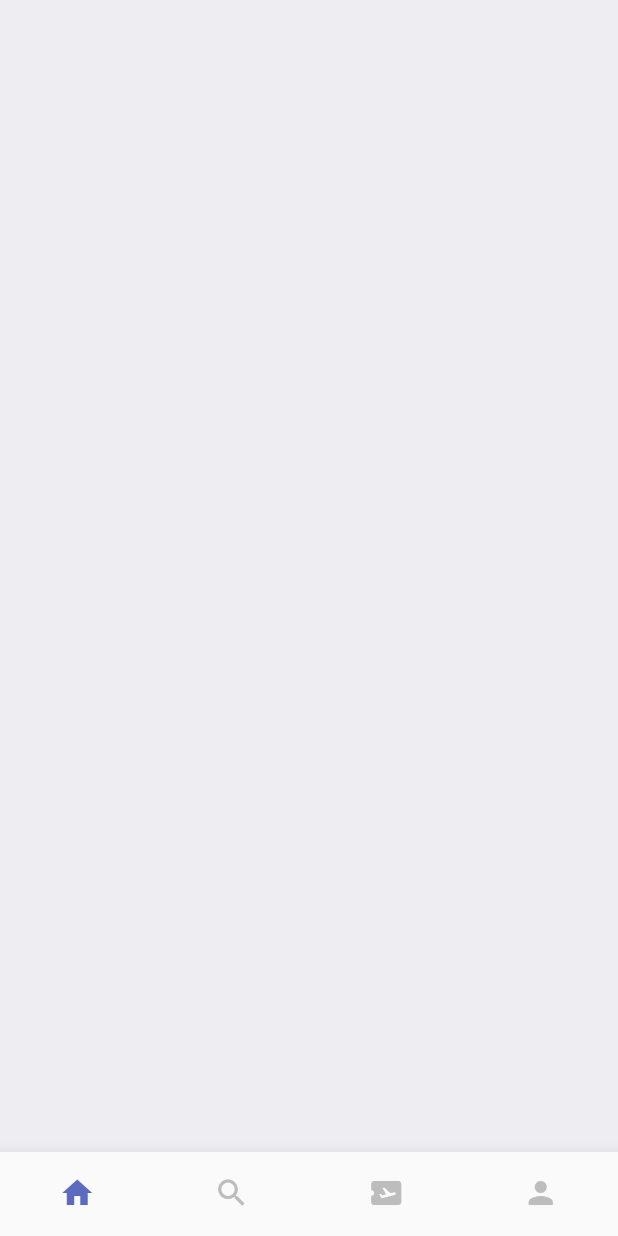
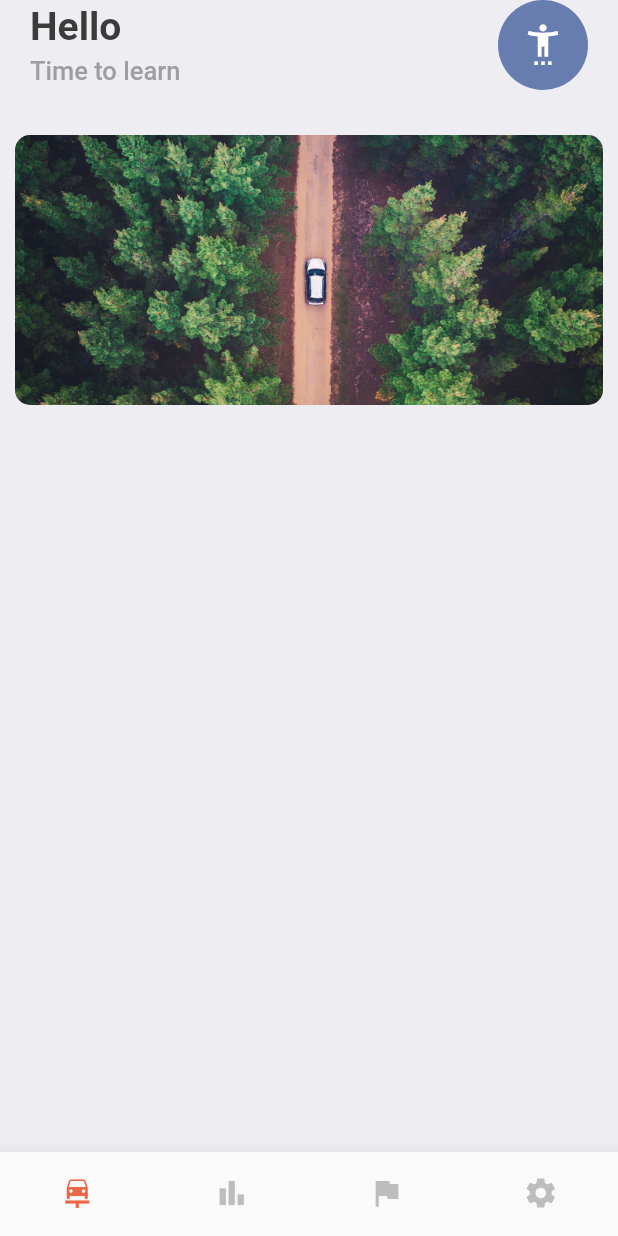
Before and after one commit to carlaastrain/driverspain, a Flutter app: the screen it shows after launch, on a phone screen of 412 x 824 dp. Run offline on Flutter 3.47's test engine with Material 2 defaults, Android fonts, the phone set to English and light mode, and no system bars; our stand-ins replace cloud_firestore, gap, get; accounts and stored records are empty.

Commit message:
adding header title, header image, changing colors and icons

```diff
--- a/lib/interfaces/license_test.dart
+++ b/lib/interfaces/license_test.dart
@@ -1,4 +1,5 @@
 class LicenseTest {
+  final String id;
   final int testId;
   final int questionsId;
   final String question;
@@ -8,6 +9,7 @@ class LicenseTest {
   final String imagen;
 
   LicenseTest({
+    required this.id,
     required this.testId,
     required this.questionsId,
     required this.question,
@@ -22,6 +24,7 @@ class LicenseTest {
     required Map<String, dynamic> map,
   }) {
     return LicenseTest(
+      id: id,
       testId: map['testId'],
       questionsId: map['questionsId'],
       question: map['question'],
--- a/lib/screens/bottom_bar.dart
+++ b/lib/screens/bottom_bar.dart
@@ -1,5 +1,6 @@
 import 'package:driver_spain_app/screens/home_screen.dart';
 import 'package:flutter/material.dart';
+import '../utils/app_styles.dart';
 import 'stats_screen.dart';
 import 'challenge_screen.dart';
 import 'settings_screen.dart';
@@ -40,25 +41,25 @@ class _BottomBarState extends State<BottomBar> {
         elevation: 10.0,
         showSelectedLabels: false,
         showUnselectedLabels: false,
-        selectedItemColor: Colors.indigo[400],
+        selectedItemColor: Styles.orangeDark,
         unselectedItemColor: Colors.grey[400],
         type: BottomNavigationBarType.fixed,
         items: const [
           BottomNavigationBarItem(
-            icon: Icon(Icons.home),
+            icon: Icon(Icons.car_repair),
             label: 'Home',
           ),
           BottomNavigationBarItem(
-            icon: Icon(Icons.search),
-            label: 'Search',
+            icon: Icon(Icons.bar_chart),
+            label: 'Stats',
           ),
           BottomNavigationBarItem(
-            icon: Icon(Icons.airplane_ticket),
-            label: 'Ticket',
+            icon: Icon(Icons.flag),
+            label: 'Challenge',
           ),
           BottomNavigationBarItem(
-            icon: Icon(Icons.person),
-            label: 'Profile',
+            icon: Icon(Icons.settings),
+            label: 'Settings',
           ),
         ],
       ),
--- a/lib/screens/home_screen.dart
+++ b/lib/screens/home_screen.dart
@@ -1,4 +1,7 @@
+import 'package:driver_spain_app/widgets/header_home.dart';
+import 'package:driver_spain_app/widgets/header_image.dart';
 import 'package:flutter/material.dart';
+import 'package:gap/gap.dart';
 
 import '../utils/app_styles.dart';
 
@@ -9,7 +12,9 @@ class MyHomeScreen extends StatelessWidget {
   Widget build(BuildContext context) {
     return Scaffold(
       backgroundColor: Styles.bgColor,
-      body: Stack(),
+      body: ListView(
+        children: const [HeaderHome(), Gap(20), HeaderImage()],
+      ),
     );
   }
 }
--- /dev/null
+++ b/lib/widgets/header_home.dart
@@ -0,0 +1,42 @@
+import 'package:flutter/material.dart';
+import 'package:gap/gap.dart';
+
+import '../utils/app_layout.dart';
+import '../utils/app_styles.dart';
+
+class HeaderHome extends StatefulWidget {
+  const HeaderHome({super.key});
+
+  @override
+  State<HeaderHome> createState() => _HeaderHomeState();
+}
+
+class _HeaderHomeState extends State<HeaderHome> {
+  @override
+  Widget build(BuildContext context) {
+    return Container(
+      padding: const EdgeInsets.symmetric(horizontal: 20.0),
+      child: Row(mainAxisAlignment: MainAxisAlignment.spaceBetween, children: [
+        Column(crossAxisAlignment: CrossAxisAlignment.start, children: [
+          Text("Hello", style: Styles.headlineStyle1),
+          const Gap(5),
+          Text('Time to learn',
+              style: Styles.headlineStyle3.copyWith(color: Colors.grey)),
+        ]),
+        Column(
+          children: [
+            CircleAvatar(
+              backgroundColor: Styles.primaryColor,
+              maxRadius: AppLayout.getHeight(30),
+              child: Icon(
+                Icons.settings_accessibility,
+                color: Colors.white,
+                size: AppLayout.getHeight(27),
+              ),
+            ),
+          ],
+        )
+      ]),
+    );
+  }
+}
--- /dev/null
+++ b/lib/widgets/header_image.dart
@@ -0,0 +1,28 @@
+import 'package:flutter/material.dart';
+
+class HeaderImage extends StatefulWidget {
+  const HeaderImage({super.key});
+
+  @override
+  State<HeaderImage> createState() => _HeaderImageState();
+}
+
+class _HeaderImageState extends State<HeaderImage> {
+  @override
+  Widget build(BuildContext context) {
+    return SizedBox(
+      height: 200,
+      width: double.infinity,
+      child: Container(
+        margin: const EdgeInsets.all(10),
+        decoration: BoxDecoration(
+          image: const DecorationImage(
+            image: AssetImage('assets/images/header_image.jpeg'),
+            fit: BoxFit.cover,
+          ),
+          borderRadius: BorderRadius.circular(10),
+        ),
+      ),
+    );
+  }
+}
--- a/pubspec.yaml
+++ b/pubspec.yaml
@@ -38,6 +38,7 @@ dependencies:
   cupertino_icons: ^1.0.2
   get: ^4.6.5
   cloud_firestore: ^4.5.0
+  gap: ^2.0.1
 
 dev_dependencies:
   flutter_test:
@@ -62,9 +63,8 @@ flutter:
   uses-material-design: true
 
   # To add assets to your application, add an assets section, like this:
-  # assets:
-  #   - images/a_dot_burr.jpeg
-  #   - images/a_dot_ham.jpeg
+  assets:
+    - assets/images/
 
   # An image asset can refer to one or more resolution-specific "variants", see
   # https://flutter.dev/assets-and-images/#resolution-aware
```
Also changed, not shown: assets/images/header_image.jpeg (added), lib/screens/question_screen.dart (added), lib/widgets/scroll_test.dart/scroller_tests.dart (added), lib/widgets/scroll_test.dart/single_test.dart (added), pubspec.lock, 3 other files.
